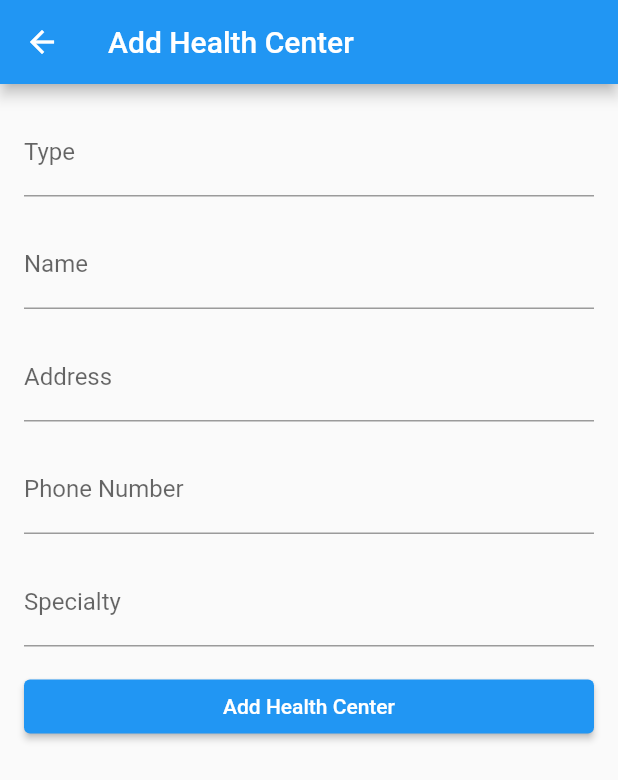
After one commit to heetkheni/SSIP, a Flutter app: the AddHealthCenterScreen screen opened directly, after a tap on "Add Health Center", on a phone screen of 412 x 824 dp. The commit adds this screen. Shown: the top 780 px of the screen. Run offline on Flutter 3.47's test engine with Material 2 defaults, Android fonts, the phone set to English and light mode, and no system bars; our stand-ins replace badges, carousel_slider, cloud_firestore, firebase_auth, firebase_core, firebase_messaging and 8 more; missing offline and left inert: dart:ffi; accounts and stored records are empty.

Commit message:
hospital add code done

```diff
--- /dev/null
+++ b/lib/screens/add_hospital.dart
@@ -0,0 +1,84 @@
+// main.dart
+import 'package:flutter/material.dart';
+import 'package:cloud_firestore/cloud_firestore.dart';
+
+class AddHealthCenterScreen extends StatefulWidget {
+  @override
+  _AddHealthCenterScreenState createState() => _AddHealthCenterScreenState();
+}
+
+class _AddHealthCenterScreenState extends State<AddHealthCenterScreen> {
+  final TextEditingController typeController = TextEditingController();
+  final TextEditingController nameController = TextEditingController();
+  final TextEditingController addressController = TextEditingController();
+  final TextEditingController phoneController = TextEditingController();
+  final TextEditingController specialityController = TextEditingController();
+
+  void _addHealthCenter() {
+    FirebaseFirestore.instance.collection('hospitals').add({
+      "name": nameController.text,
+      "type": typeController.text,
+      "address": addressController.text,
+      "speciality": specialityController.text,
+      "phone": phoneController.text
+      // Add other fields as needed
+    });
+
+    // Clear text controllers
+    nameController.clear();
+    addressController.clear();
+    typeController.clear();
+    phoneController.clear();
+    specialityController.clear();
+  }
+
+  @override
+  Widget build(BuildContext context) {
+    return Scaffold(
+      appBar: AppBar(
+        title: Text('Add Health Center'),
+      ),
+       body: Padding(
+        padding: const EdgeInsets.all(16.0),
+        child: SingleChildScrollView(
+          child: Column(
+            crossAxisAlignment: CrossAxisAlignment.stretch,
+            children: [
+              TextField(
+                controller: typeController,
+                decoration: InputDecoration(labelText: 'Type'),
+              ),
+              SizedBox(height: 16.0),
+              TextField(
+                controller: nameController,
+                decoration: InputDecoration(labelText: 'Name'),
+              ),
+              SizedBox(height: 16.0),
+              TextField(
+                controller: addressController,
+                decoration: InputDecoration(labelText: 'Address'),
+              ),
+              SizedBox(height: 16.0),
+              TextField(
+                controller: phoneController,
+                decoration: InputDecoration(labelText: 'Phone Number'),
+                keyboardType: TextInputType.phone,
+              ),
+              SizedBox(height: 16.0),
+              TextField(
+                controller: specialityController,
+                decoration: InputDecoration(labelText: 'Specialty'),
+              ),
+              SizedBox(height: 16.0),
+              ElevatedButton(
+                onPressed: _addHealthCenter,
+                child: Text('Add Health Center'),
+              ),
+
+            ],
+          ),
+        ),
+      ),
+    );
+  }
+}
--- a/lib/screens/home_screen.dart
+++ b/lib/screens/home_screen.dart
@@ -2,6 +2,7 @@
 
 import 'package:arogya_mitra/Widgets/custom_drawer.dart';
 import 'package:arogya_mitra/data/testdata.dart';
+import 'package:arogya_mitra/screens/add_hospital.dart';
 import 'package:arogya_mitra/screens/all_hospital_screen.dart';
 import 'package:arogya_mitra/screens/admin_profile_screen.dart';
 import 'package:arogya_mitra/screens/chat_screen.dart';
@@ -243,11 +244,17 @@ class _HomeScreenState extends State<HomeScreen> {
                           ServiceCircleWidget(
                             radius: 20,
                             onTap: () {
+                              // Navigator.push(
+                              //     context,
+                              //     MaterialPageRoute(
+                              //         builder: (context) =>
+                              //             TestsScreen(allTests)));
                               Navigator.push(
                                   context,
                                   MaterialPageRoute(
                                       builder: (context) =>
-                                          TestsScreen(allTests)));
+                                          AddHealthCenterScreen()));
+
                             },
                             text: "Test",
                             imgUrl: "assets/images/blood-test.png",
```
